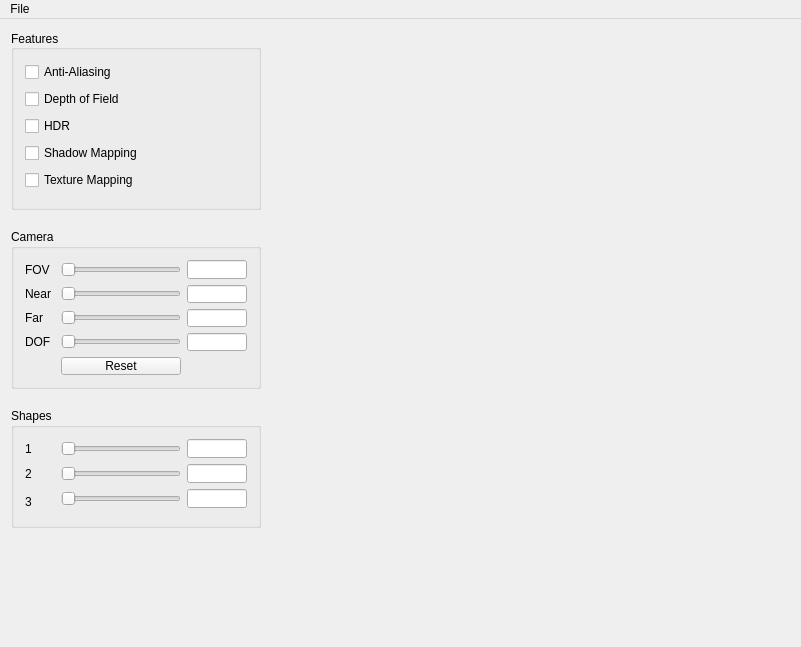
Before: the Qt Designer form ui/mainwindow.ui in GEoURo/cs123-final, drawn with Qt 5.
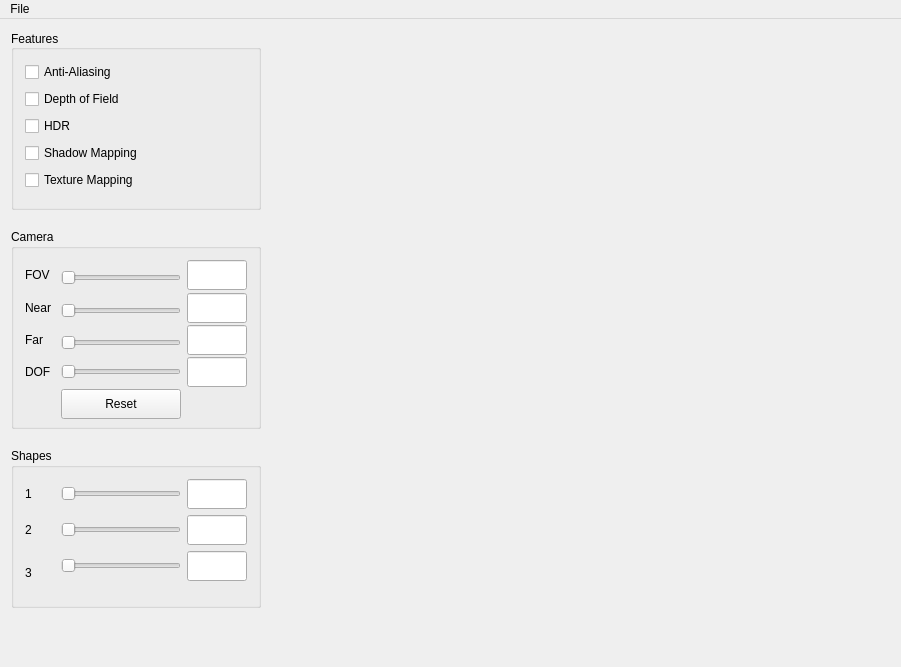
After: the same form once the commit is applied. Custom widgets are drawn as their Qt base class.

Patch:
```diff
--- a/ui/mainwindow.ui
+++ b/ui/mainwindow.ui
@@ -6,7 +6,7 @@
    <rect>
     <x>0</x>
     <y>0</y>
-    <width>800</width>
+    <width>831</width>
     <height>647</height>
    </rect>
   </property>
@@ -109,13 +109,13 @@
         <property name="minimumSize">
          <size>
           <width>250</width>
-          <height>160</height>
+          <height>200</height>
          </size>
         </property>
         <property name="maximumSize">
          <size>
           <width>250</width>
-          <height>160</height>
+          <height>200</height>
          </size>
         </property>
         <property name="title">
@@ -124,10 +124,16 @@
         <layout class="QGridLayout" name="gridLayout_2" rowstretch="0,0,0,0,0,0,0,0,0,0" rowminimumheight="0,0,0,0,0,0,0,0,0,0">
          <item row="0" column="3">
           <widget class="QLineEdit" name="fovInput">
+           <property name="sizePolicy">
+            <sizepolicy hsizetype="Preferred" vsizetype="Preferred">
+             <horstretch>0</horstretch>
+             <verstretch>0</verstretch>
+            </sizepolicy>
+           </property>
            <property name="minimumSize">
             <size>
              <width>60</width>
-             <height>0</height>
+             <height>30</height>
             </size>
            </property>
            <property name="maximumSize">
@@ -141,7 +147,7 @@
          <item row="8" column="1">
           <widget class="QSlider" name="dofSlider">
            <property name="sizePolicy">
-            <sizepolicy hsizetype="Preferred" vsizetype="Fixed">
+            <sizepolicy hsizetype="Preferred" vsizetype="Preferred">
              <horstretch>0</horstretch>
              <verstretch>0</verstretch>
             </sizepolicy>
@@ -149,7 +155,7 @@
            <property name="minimumSize">
             <size>
              <width>120</width>
-             <height>0</height>
+             <height>30</height>
             </size>
            </property>
            <property name="maximumSize">
@@ -165,16 +171,22 @@
          </item>
          <item row="0" column="1">
           <widget class="QSlider" name="fovSlider">
+           <property name="sizePolicy">
+            <sizepolicy hsizetype="Preferred" vsizetype="Preferred">
+             <horstretch>0</horstretch>
+             <verstretch>0</verstretch>
+            </sizepolicy>
+           </property>
            <property name="minimumSize">
             <size>
              <width>120</width>
-             <height>0</height>
+             <height>30</height>
             </size>
            </property>
            <property name="maximumSize">
             <size>
              <width>120</width>
-             <height>16777215</height>
+             <height>20</height>
             </size>
            </property>
            <property name="orientation">
@@ -187,7 +199,7 @@
            <property name="minimumSize">
             <size>
              <width>30</width>
-             <height>0</height>
+             <height>30</height>
             </size>
            </property>
            <property name="maximumSize">
@@ -203,6 +215,12 @@
          </item>
          <item row="6" column="0">
           <widget class="QLabel" name="farLabel">
+           <property name="minimumSize">
+            <size>
+             <width>30</width>
+             <height>30</height>
+            </size>
+           </property>
            <property name="maximumSize">
             <size>
              <width>30</width>
@@ -219,7 +237,7 @@
            <property name="minimumSize">
             <size>
              <width>30</width>
-             <height>0</height>
+             <height>30</height>
             </size>
            </property>
            <property name="maximumSize">
@@ -236,7 +254,7 @@
          <item row="3" column="1">
           <widget class="QSlider" name="nearSlider">
            <property name="sizePolicy">
-            <sizepolicy hsizetype="Preferred" vsizetype="Fixed">
+            <sizepolicy hsizetype="Preferred" vsizetype="Preferred">
              <horstretch>0</horstretch>
              <verstretch>0</verstretch>
             </sizepolicy>
@@ -244,13 +262,13 @@
            <property name="minimumSize">
             <size>
              <width>120</width>
-             <height>0</height>
+             <height>30</height>
             </size>
            </property>
            <property name="maximumSize">
             <size>
              <width>120</width>
-             <height>16777215</height>
+             <height>20</height>
             </size>
            </property>
            <property name="orientation">
@@ -260,10 +278,16 @@
          </item>
          <item row="3" column="3">
           <widget class="QLineEdit" name="nearInput">
+           <property name="sizePolicy">
+            <sizepolicy hsizetype="Preferred" vsizetype="Preferred">
+             <horstretch>0</horstretch>
+             <verstretch>0</verstretch>
+            </sizepolicy>
+           </property>
            <property name="minimumSize">
             <size>
              <width>60</width>
-             <height>0</height>
+             <height>30</height>
             </size>
            </property>
            <property name="maximumSize">
@@ -276,6 +300,12 @@
          </item>
          <item row="3" column="0">
           <widget class="QLabel" name="nearLabel">
+           <property name="minimumSize">
+            <size>
+             <width>30</width>
+             <height>30</height>
+            </size>
+           </property>
            <property name="maximumSize">
             <size>
              <width>30</width>
@@ -289,10 +319,16 @@
          </item>
          <item row="8" column="3">
           <widget class="QLineEdit" name="dofInput">
+           <property name="sizePolicy">
+            <sizepolicy hsizetype="Preferred" vsizetype="Preferred">
+             <horstretch>0</horstretch>
+             <verstretch>0</verstretch>
+            </sizepolicy>
+           </property>
            <property name="minimumSize">
             <size>
              <width>60</width>
-             <height>0</height>
+             <height>30</height>
             </size>
            </property>
            <property name="maximumSize">
@@ -305,10 +341,16 @@
          </item>
          <item row="6" column="3">
           <widget class="QLineEdit" name="farInput">
+           <property name="sizePolicy">
+            <sizepolicy hsizetype="Preferred" vsizetype="Preferred">
+             <horstretch>0</horstretch>
+             <verstretch>0</verstretch>
+            </sizepolicy>
+           </property>
            <property name="minimumSize">
             <size>
              <width>60</width>
-             <height>0</height>
+             <height>30</height>
             </size>
            </property>
            <property name="maximumSize">
@@ -322,7 +364,7 @@
          <item row="6" column="1">
           <widget class="QSlider" name="farSlider">
            <property name="sizePolicy">
-            <sizepolicy hsizetype="Preferred" vsizetype="Fixed">
+            <sizepolicy hsizetype="Preferred" vsizetype="Preferred">
              <horstretch>0</horstretch>
              <verstretch>0</verstretch>
             </sizepolicy>
@@ -330,13 +372,13 @@
            <property name="minimumSize">
             <size>
              <width>120</width>
-             <height>0</height>
+             <height>30</height>
             </size>
            </property>
            <property name="maximumSize">
             <size>
              <width>120</width>
-             <height>16777215</height>
+             <height>20</height>
             </size>
            </property>
            <property name="orientation">
@@ -346,6 +388,18 @@
          </item>
          <item row="9" column="1">
           <widget class="QPushButton" name="resetCameraButton">
+           <property name="sizePolicy">
+            <sizepolicy hsizetype="Minimum" vsizetype="Preferred">
+             <horstretch>0</horstretch>
+             <verstretch>0</verstretch>
+            </sizepolicy>
+           </property>
+           <property name="minimumSize">
+            <size>
+             <width>0</width>
+             <height>30</height>
+            </size>
+           </property>
            <property name="text">
             <string>Reset</string>
            </property>
@@ -375,42 +429,23 @@
         <property name="minimumSize">
          <size>
           <width>250</width>
-          <height>120</height>
+          <height>160</height>
          </size>
         </property>
         <property name="maximumSize">
          <size>
           <width>250</width>
-          <height>120</height>
+          <height>160</height>
          </size>
         </property>
         <property name="title">
          <string>Shapes</string>
         </property>
         <layout class="QGridLayout" name="gridLayout" rowstretch="0,0,0,0,0">
-         <item row="3" column="1">
-          <widget class="QSlider" name="shapeSlider3">
-           <property name="minimumSize">
-            <size>
-             <width>120</width>
-             <height>0</height>
-            </size>
-           </property>
-           <property name="maximumSize">
-            <size>
-             <width>120</width>
-             <height>16777215</height>
-            </size>
-           </property>
-           <property name="orientation">
-            <enum>Qt::Horizontal</enum>
-           </property>
-          </widget>
-         </item>
          <item row="0" column="0">
           <widget class="QLabel" name="shapeLabel1">
            <property name="sizePolicy">
-            <sizepolicy hsizetype="Minimum" vsizetype="Preferred">
+            <sizepolicy hsizetype="Preferred" vsizetype="Preferred">
              <horstretch>0</horstretch>
              <verstretch>0</verstretch>
             </sizepolicy>
@@ -418,7 +453,7 @@
            <property name="minimumSize">
             <size>
              <width>30</width>
-             <height>0</height>
+             <height>30</height>
             </size>
            </property>
            <property name="maximumSize">
@@ -434,10 +469,19 @@
          </item>
          <item row="2" column="1">
           <widget class="QSlider" name="shapeSlider2">
+           <property name="enabled">
+            <bool>true</bool>
+           </property>
+           <property name="sizePolicy">
+            <sizepolicy hsizetype="Preferred" vsizetype="Preferred">
+             <horstretch>0</horstretch>
+             <verstretch>0</verstretch>
+            </sizepolicy>
+           </property>
            <property name="minimumSize">
             <size>
              <width>120</width>
-             <height>0</height>
+             <height>30</height>
             </size>
            </property>
            <property name="maximumSize">
@@ -453,10 +497,16 @@
          </item>
          <item row="3" column="3">
           <widget class="QLineEdit" name="shapeParam3">
+           <property name="sizePolicy">
+            <sizepolicy hsizetype="Preferred" vsizetype="Preferred">
+             <horstretch>0</horstretch>
+             <verstretch>0</verstretch>
+            </sizepolicy>
+           </property>
            <property name="minimumSize">
             <size>
              <width>60</width>
-             <height>0</height>
+             <height>30</height>
             </size>
            </property>
            <property name="maximumSize">
@@ -469,10 +519,16 @@
          </item>
          <item row="2" column="3">
           <widget class="QLineEdit" name="shapeParam2">
+           <property name="sizePolicy">
+            <sizepolicy hsizetype="Preferred" vsizetype="Preferred">
+             <horstretch>0</horstretch>
+             <verstretch>0</verstretch>
+            </sizepolicy>
+           </property>
            <property name="minimumSize">
             <size>
              <width>60</width>
-             <height>0</height>
+             <height>30</height>
             </size>
            </property>
            <property name="maximumSize">
@@ -491,7 +547,7 @@
            <property name="minimumSize">
             <size>
              <width>30</width>
-             <height>0</height>
+             <height>30</height>
             </size>
            </property>
            <property name="maximumSize">
@@ -507,10 +563,16 @@
          </item>
          <item row="2" column="0">
           <widget class="QLabel" name="shapeLabel2">
+           <property name="sizePolicy">
+            <sizepolicy hsizetype="Preferred" vsizetype="Preferred">
+             <horstretch>0</horstretch>
+             <verstretch>0</verstretch>
+            </sizepolicy>
+           </property>
            <property name="minimumSize">
             <size>
              <width>30</width>
-             <height>0</height>
+             <height>30</height>
             </size>
            </property>
            <property name="maximumSize">
@@ -524,31 +586,18 @@
            </property>
           </widget>
          </item>
-         <item row="0" column="1" colspan="2">
-          <widget class="QSlider" name="shapeSlider1">
-           <property name="minimumSize">
-            <size>
-             <width>120</width>
-             <height>0</height>
-            </size>
-           </property>
-           <property name="maximumSize">
-            <size>
-             <width>120</width>
-             <height>16777215</height>
-            </size>
-           </property>
-           <property name="orientation">
-            <enum>Qt::Horizontal</enum>
-           </property>
-          </widget>
-         </item>
          <item row="0" column="3">
           <widget class="QLineEdit" name="shapeParam1">
+           <property name="sizePolicy">
+            <sizepolicy hsizetype="Preferred" vsizetype="Preferred">
+             <horstretch>0</horstretch>
+             <verstretch>0</verstretch>
+            </sizepolicy>
+           </property>
            <property name="minimumSize">
             <size>
              <width>60</width>
-             <height>0</height>
+             <height>30</height>
             </size>
            </property>
            <property name="maximumSize">
@@ -559,6 +608,56 @@
            </property>
           </widget>
          </item>
+         <item row="3" column="1">
+          <widget class="QSlider" name="shapeSlider3">
+           <property name="sizePolicy">
+            <sizepolicy hsizetype="Preferred" vsizetype="Preferred">
+             <horstretch>0</horstretch>
+             <verstretch>0</verstretch>
+            </sizepolicy>
+           </property>
+           <property name="minimumSize">
+            <size>
+             <width>120</width>
+             <height>30</height>
+            </size>
+           </property>
+           <property name="maximumSize">
+            <size>
+             <width>120</width>
+             <height>16777215</height>
+            </size>
+           </property>
+           <property name="orientation">
+            <enum>Qt::Horizontal</enum>
+           </property>
+          </widget>
+         </item>
+         <item row="0" column="1">
+          <widget class="QSlider" name="shapeSlider1">
+           <property name="sizePolicy">
+            <sizepolicy hsizetype="Preferred" vsizetype="Preferred">
+             <horstretch>0</horstretch>
+             <verstretch>0</verstretch>
+            </sizepolicy>
+           </property>
+           <property name="minimumSize">
+            <size>
+             <width>120</width>
+             <height>30</height>
+            </size>
+           </property>
+           <property name="maximumSize">
+            <size>
+             <width>120</width>
+             <height>30</height>
+            </size>
+           </property>
+           <property name="orientation">
+            <enum>Qt::Horizontal</enum>
+           </property>
+          </widget>
+         </item>
         </layout>
        </widget>
       </item>
@@ -609,7 +708,7 @@
         <property name="sizeHint" stdset="0">
          <size>
           <width>20</width>
-          <height>10</height>
+          <height>13</height>
          </size>
         </property>
        </spacer>
@@ -624,8 +723,8 @@
         </property>
         <property name="minimumSize">
          <size>
-          <width>500</width>
-          <height>500</height>
+          <width>600</width>
+          <height>600</height>
          </size>
         </property>
        </widget>
@@ -641,7 +740,7 @@
         <property name="sizeHint" stdset="0">
          <size>
           <width>20</width>
-          <height>10</height>
+          <height>13</height>
          </size>
         </property>
        </spacer>
@@ -671,8 +770,8 @@
     <rect>
      <x>0</x>
      <y>0</y>
-     <width>800</width>
-     <height>20</height>
+     <width>831</width>
+     <height>24</height>
     </rect>
    </property>
    <widget class="QMenu" name="menuFile">
```
Left out of the diff: 2 changed lines with no effect on the pictures.
